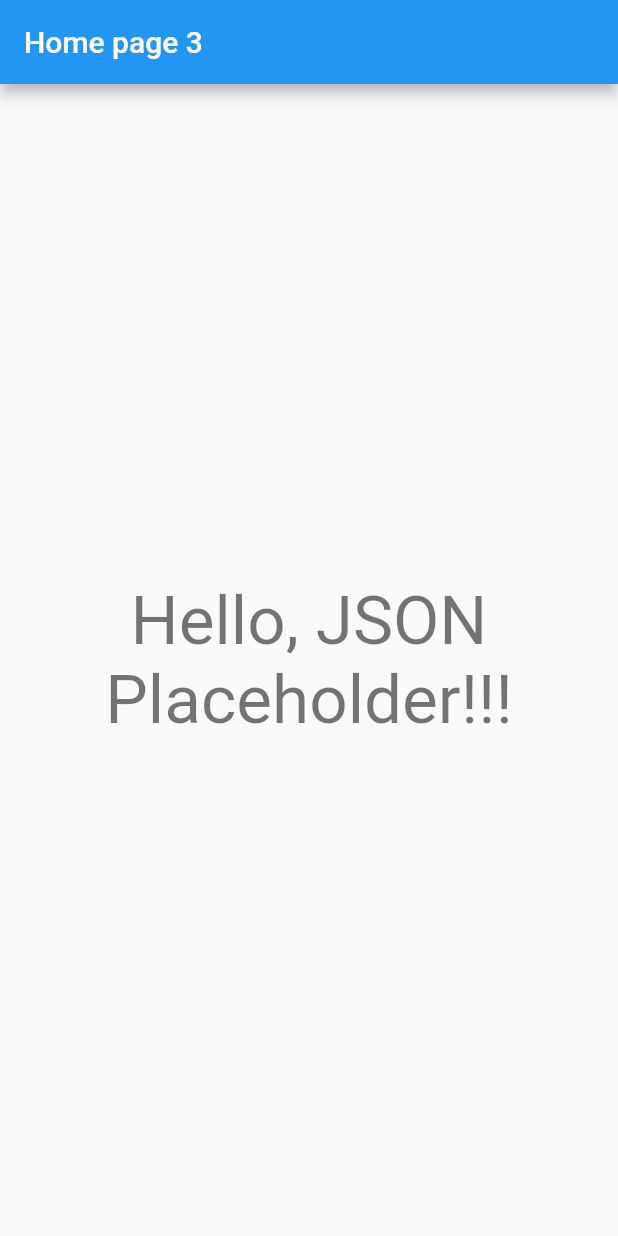
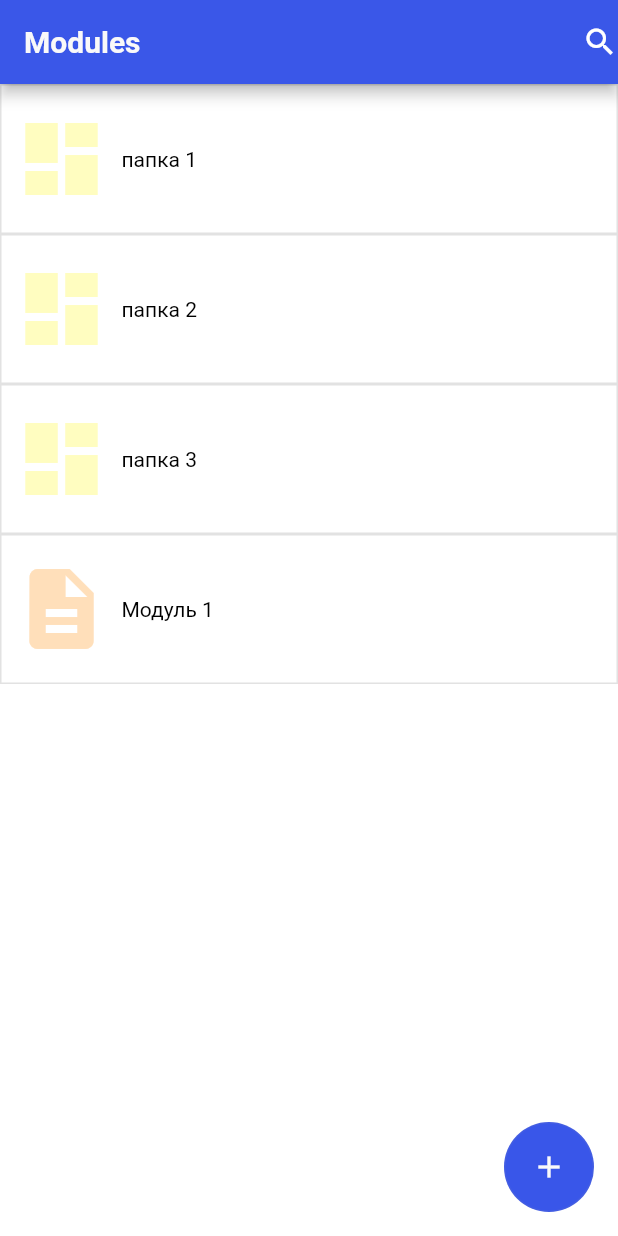
Before and after one commit to The-remember-app/remember_android_app, a Flutter app: the screen it shows after launch, on a phone screen of 412 x 824 dp. Run offline on Flutter 3.47's test engine with Material 2 defaults, Android fonts, the phone set to English and light mode, and no system bars.

Commit message:
:sparkles: Сделал переход по папкам.

```diff
--- a/lib/main.dart
+++ b/lib/main.dart
@@ -1,5 +1,7 @@
 import 'package:flutter/material.dart';
 import 'package:the_remember/pages/home.dart';
+
+import 'pages/modules/modules.dart';
 
 // main() является главной функцией с которой начинается
 // выполнение приложения
@@ -28,7 +30,7 @@ class MyApp extends StatelessWidget {
         primarySwatch: Colors.blue,
       ),
       // указываем исходную страницу, которую мы создадим позже
-      home: HomePage(),
+      home: StartModule(),
     );
   }
 }
--- /dev/null
+++ b/lib/pages/modules/modules.dart
@@ -0,0 +1,241 @@
+///File download from FlutterViz- Drag and drop a tools. For more details visit https://flutterviz.io/
+
+///File download from FlutterViz- Drag and drop a tools. For more details visit https://flutterviz.io/
+
+import 'package:flutter/material.dart';
+import 'package:uuid/uuid.dart';
+
+import 'unary_folder.dart';
+import 'unary_module.dart';
+
+class AbstractFolder{
+  final Uuid id;
+  final String name;
+
+  AbstractFolder.genId(String name): this(Uuid(), name);
+  AbstractFolder(this.id, this.name);
+
+
+}
+class Folder  extends AbstractFolder{
+  Folder.genId(super.name) : super.genId();
+  Folder(super.id, super.name);
+  // Folder(super.name);
+
+}
+
+class Module  extends AbstractFolder{
+  Module.genId(super.name) : super.genId();
+  Module(super.id, super.name);
+
+}
+
+InkWell getFolder(AbstractFolder folderOrModule, BuildContext context) => InkWell(
+
+  child: Container(
+
+    margin:EdgeInsets.all(0),
+    padding:EdgeInsets.all(0),
+    width:200,
+    height:100,
+    decoration: BoxDecoration(
+      color:Color(0x00000000),
+      shape:BoxShape.rectangle,
+      borderRadius:BorderRadius.zero,
+      border:Border.all(color:Color(0x4d9e9e9e),width:1),
+    ),
+    child:
+    Row(
+      mainAxisAlignment:MainAxisAlignment.start,
+      crossAxisAlignment:CrossAxisAlignment.center,
+      mainAxisSize:MainAxisSize.max,
+      children:[
+
+        IconButton(
+          icon:Icon(
+              Icons.dashboard
+          ),
+          onPressed:(){},
+          color:Color(0xfffffdc0),
+          iconSize:64,
+
+        ),
+        Text(
+          folderOrModule.name,
+          textAlign: TextAlign.start,
+          overflow:TextOverflow.clip,
+          style:TextStyle(
+            fontWeight:FontWeight.w400,
+            fontStyle:FontStyle.normal,
+            fontSize:14,
+            color:Color(0xff000000),
+          ),
+        ),
+      ],),
+  ),
+  onTap: () {
+    // Здесь мы используем сокращенную форму:
+    // Navigator.of(context).push(route)
+    // PonyDetailPage принимает pony id,
+    // который мы и передали
+    Navigator.push(context, MaterialPageRoute(
+        builder: (context) => UnaryFolder(folderOrModule.id)
+    ));
+  },);
+
+InkWell getModule(AbstractFolder folderOrModule, BuildContext context) => InkWell(child:   Container(
+  margin:EdgeInsets.all(0),
+  padding:EdgeInsets.all(0),
+  width:200,
+  height:100,
+  decoration: BoxDecoration(
+    color:Color(0x00000000),
+    shape:BoxShape.rectangle,
+    borderRadius:BorderRadius.zero,
+    border:Border.all(color:Color(0x4d9e9e9e),width:1),
+  ),
+  child:
+  Row(
+    mainAxisAlignment:MainAxisAlignment.start,
+    crossAxisAlignment:CrossAxisAlignment.center,
+    mainAxisSize:MainAxisSize.max,
+    children:[
+
+      IconButton(
+        icon:Icon(
+            Icons.description
+        ),
+        onPressed:(){},
+        color:Color(0xffffdfba),
+        iconSize:64,
+      ),
+      Text(
+        folderOrModule.name,
+        textAlign: TextAlign.start,
+        overflow:TextOverflow.clip,
+        style:TextStyle(
+          fontWeight:FontWeight.w400,
+          fontStyle:FontStyle.normal,
+          fontSize:14,
+          color:Color(0xff000000),
+        ),
+      ),
+    ],),
+),
+  onTap: () {
+    // Здесь мы используем сокращенную форму:
+    // Navigator.of(context).push(route)
+    // PonyDetailPage принимает pony id,
+    // который мы и передали
+    Navigator.push(context, MaterialPageRoute(
+        builder: (context) => UnaryModule(folderOrModule.id)
+    ));
+  },
+);
+
+
+
+final List<AbstractFolder> folders = [
+  Folder.genId( "папка 1"),
+  Folder.genId( "папка 2"),
+  Folder.genId("папка 3"),
+  Module.genId("Модуль 1")
+];
+
+final Map<Uuid, AbstractFolder> foldersOrModules =  { for (var v in folders) v.id: v };
+final Map<Uuid, List<AbstractFolder>> folderTree  = {
+  for (var v in folders) if (v is Folder)
+    v.id: [for (int i = 1; i < 5; i++)
+      i < 3 ? Folder.genId("folder-${v.name}-${i}") : Module.genId("folder-${v.name}-${i}") ]
+};
+
+
+class StartModule extends StatelessWidget {
+
+  @override
+  Widget build(BuildContext context) {
+    Map<Uuid, AbstractFolder> data = Map.from(foldersOrModules)..removeWhere((k, v) => folderTree.values.any(
+            (valList) => valList.any(
+                    (v1) => v1.id == v.id
+            )
+    )
+    );
+    // var data1 = data.entries.map<int>( (key, val) => 2 );
+    return Scaffold(
+      backgroundColor: Color(0xffffffff),
+      appBar:
+      AppBar(
+        elevation:4,
+        centerTitle:false,
+        automaticallyImplyLeading: false,
+        backgroundColor:Color(0xff3a57e8),
+        shape:RoundedRectangleBorder(
+          borderRadius:BorderRadius.zero,
+        ),
+        title:Text(
+          "Modules",
+          style:TextStyle(
+            fontWeight:FontWeight.w700,
+            fontStyle:FontStyle.normal,
+            fontSize:20,
+            color:Color(0xfff9f9f9),
+          ),
+        ),
+        actions:[
+          Icon(Icons.search,color:Color(0xffffffff),size:24),
+        ],
+      ),
+      body:
+      Stack(
+        alignment:Alignment.topLeft,
+        children: [
+
+          ListView(
+            scrollDirection: Axis.vertical,
+            padding:EdgeInsets.all(0),
+            shrinkWrap:false,
+            physics:ScrollPhysics(),
+            children:  data.entries.map<Widget>((KeyValPair) {
+              final (id, folder_or_module) = (KeyValPair.key, KeyValPair.value);
+              return folder_or_module is Folder ? getFolder(folder_or_module, context) : getModule(folder_or_module, context) ;
+
+   }
+            ).toList()),
+          Align(
+            alignment:Alignment.bottomRight,
+            child:Container(
+              margin:EdgeInsets.fromLTRB(0, 0, 16, 16),
+              padding:EdgeInsets.all(0),
+              width:60,
+              height:60,
+              decoration: BoxDecoration(
+                color:Color(0xff3956e9),
+                shape:BoxShape.circle,
+                border:Border.all(color:Color(0x199e9e9e),width:1),
+              ),
+              child:
+              Align(
+                alignment:Alignment.center,
+                child:IconButton(
+                  icon:Icon(
+                      Icons.add
+                  ),
+                  onPressed:(){},
+                  color:Color(0xfff9f9f9),
+                  iconSize:24,
+                ),
+              ),
+            ),),
+        ],),
+    )
+    ;}
+
+
+
+}
+
+/*
+
+
+
+ */
--- a/pubspec.yaml
+++ b/pubspec.yaml
@@ -28,6 +28,7 @@ environment:
 # the latest version available on pub.dev. To see which dependencies have newer
 # versions available, run `flutter pub outdated`.
 dependencies:
+  uuid: ^3.0.6
   flutter:
     sdk: flutter
 
```
Also changed, not shown: lib/pages/modules/unary_folder.dart (added, +97 -0 lines), lib/pages/modules/unary_module.dart (added, +134 -0 lines).
